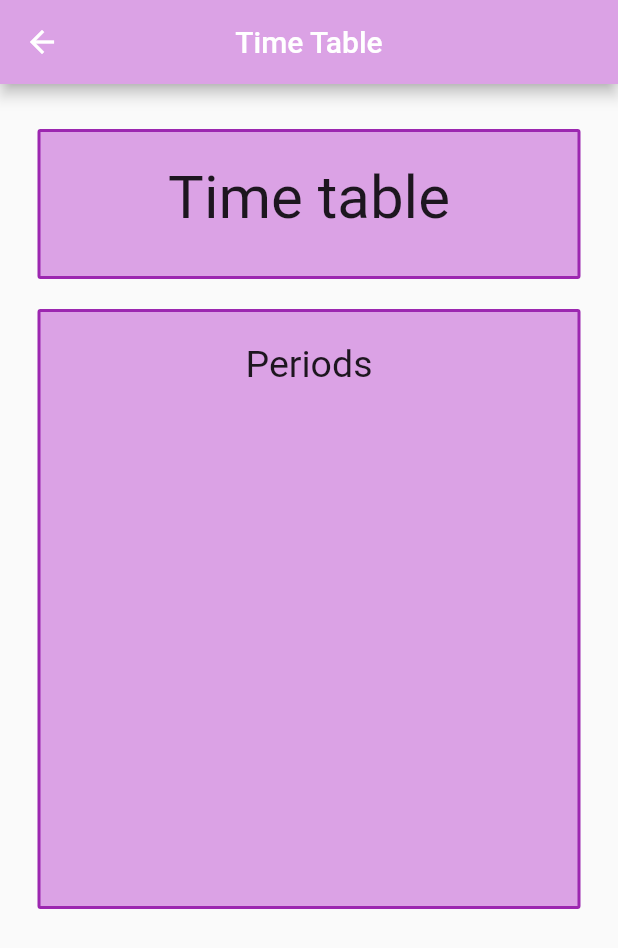
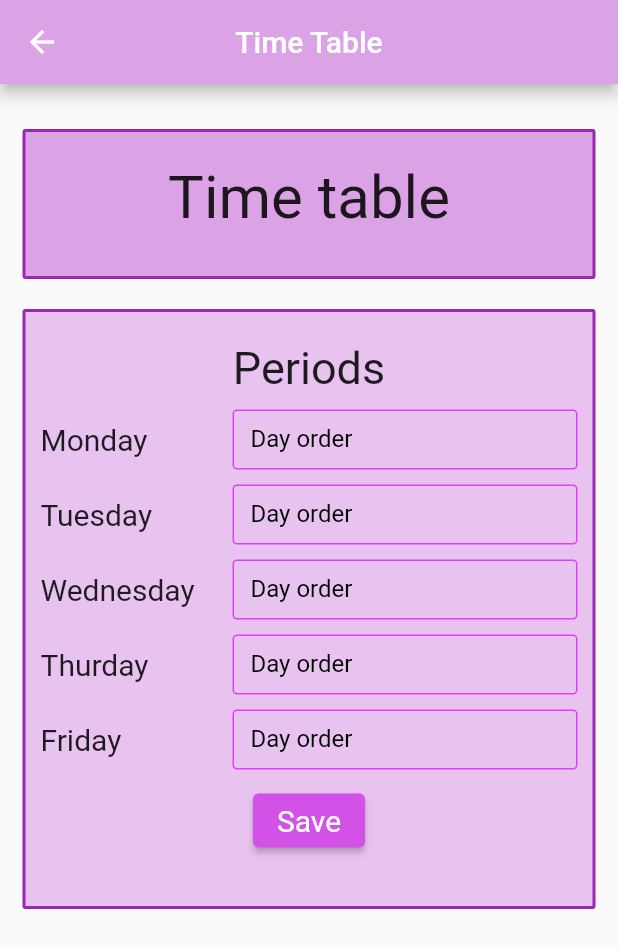
Before and after one commit to cruzmac/studentapp, a Flutter app: the TimeTable screen opened by its route, on a phone screen of 412 x 824 dp. Shown: the top 948 px of the screen. Run offline on Flutter 3.47's test engine with Material 2 defaults, Android fonts, the phone set to English and light mode, and no system bars; our stand-ins replace firebase_auth, firebase_core, google_fonts; accounts and stored records are empty; network calls fail.

Commit message:
third commit
29 08 1 00

```diff
--- a/aug_prj/lib/design/end_drawer.dart
+++ b/aug_prj/lib/design/end_drawer.dart
@@ -29,6 +29,7 @@ Drawer enddrawer(BuildContext context) {
             color: Colors.purple,
           ),
           onTap: () {
+            Navigator.pop(context);
             Navigator.of(context).pushNamed('/home');
           },
         ),
@@ -43,6 +44,7 @@ Drawer enddrawer(BuildContext context) {
             color: Colors.purple,
           ),
           onTap: () {
+            Navigator.pop(context);
             Navigator.of(context).pushNamed('/student');
           },
         ),
@@ -58,6 +60,7 @@ Drawer enddrawer(BuildContext context) {
           ),
           onTap: () async {
             await FirebaseAuth.instance.signOut();
+            Navigator.pop(context);
             Navigator.of(context)
                 .pushNamedAndRemoveUntil('/', (route) => false);
           },
--- a/aug_prj/lib/design/form_design.dart
+++ b/aug_prj/lib/design/form_design.dart
@@ -1,5 +1,4 @@
 import 'package:flutter/material.dart';
-
 
 class FormDesign extends StatelessWidget {
   const FormDesign({Key? key, this.labelText, this.controller})
@@ -9,7 +8,7 @@ class FormDesign extends StatelessWidget {
   @override
   Widget build(BuildContext context) {
     return ConstrainedBox(
-      constraints: const BoxConstraints.tightFor(width:250 ,height: 40),
+      constraints: const BoxConstraints.tightFor(width:230 ,height: 40),
       child: TextFormField(
         controller: controller,
         style:const  TextStyle(color: Colors.black),
--- a/aug_prj/lib/screens/time_table.dart
+++ b/aug_prj/lib/screens/time_table.dart
@@ -1,3 +1,4 @@
+import 'package:aug_prj/design/form_design.dart';
 import 'package:flutter/material.dart';
 
 class TimeTable extends StatefulWidget {
@@ -8,6 +9,21 @@ class TimeTable extends StatefulWidget {
 }
 
 class _TimeTableState extends State<TimeTable> {
+  Row row({String? name}) {
+    return Row(
+      mainAxisAlignment: MainAxisAlignment.spaceBetween,
+      children: [
+        Text(
+          name ?? '',
+          style: const TextStyle(fontSize: 20),
+        ),
+        const FormDesign(
+          labelText: 'Day order',
+        ),
+      ],
+    );
+  }
+
   @override
   Widget build(BuildContext context) {
     return Scaffold(
@@ -16,8 +32,9 @@ class _TimeTableState extends State<TimeTable> {
         backgroundColor: const Color.fromARGB(255, 219, 162, 229),
         centerTitle: true,
       ),
-      body: Padding(
-        padding: const EdgeInsets.symmetric(horizontal: 25, vertical: 30),
+      body: SingleChildScrollView(
+        child: Padding(
+          padding: const EdgeInsets.symmetric(horizontal: 15, vertical: 30),
           child: Column(
             mainAxisAlignment: MainAxisAlignment.start,
             children: [
@@ -43,24 +60,59 @@ class _TimeTableState extends State<TimeTable> {
                 height: 20,
               ),
               Container(
-              alignment: Alignment.topCenter,
                   decoration: BoxDecoration(
-                  color: const Color.fromARGB(255, 219, 162, 229),
+                      color: const Color.fromARGB(255, 233, 195, 240),
                       border: const Border(
                           bottom: BorderSide(width: 2, color: Colors.purple),
                           left: BorderSide(width: 2, color: Colors.purple),
                           right: BorderSide(width: 2, color: Colors.purple),
                           top: BorderSide(width: 2, color: Colors.purple)),
                       borderRadius: BorderRadius.circular(2)),
-              padding: const EdgeInsets.all(20),
                   height: 400,
                   width: 400,
-              child: const Text(
+                  padding:
+                      const EdgeInsets.symmetric(horizontal: 10, vertical: 20),
+                  alignment: Alignment.topCenter,
+                  child: Column(
+                    children: [
+                      const Text(
                         'Periods',
-                style: TextStyle(fontSize: 25),
+                        style: TextStyle(fontSize: 30),
                       ),
+                      const SizedBox(
+                        height: 10,
                       ),
+                      row(name: 'Monday'),
+                      const SizedBox(
+                        height: 10,
+                      ),
+                      row(name: 'Tuesday'),
+                      const SizedBox(
+                        height: 10,
+                      ),
+                      row(name: 'Wednesday'),
+                      const SizedBox(
+                        height: 10,
+                      ),
+                      row(name: 'Thurday'),
+                      const SizedBox(
+                        height: 10,
+                      ),
+                      row(name: 'Friday'),
+                      const SizedBox(
+                        height: 10,
+                      ),
+                      ElevatedButton(
+                        onPressed: () {},
+                        child: const Text('Save'),
+                        style: ElevatedButton.styleFrom(
+                            primary: const Color.fromARGB(255, 210, 82, 232),
+                            textStyle: const TextStyle(
+                                fontSize: 20, fontWeight: FontWeight.w400))),
                     ],
+                  )),
+            ],
+          ),
         ),
       ),
     );
--- a/aug_prj/pubspec.yaml
+++ b/aug_prj/pubspec.yaml
@@ -34,6 +34,7 @@ dependencies:
   # The following adds the Cupertino Icons font to your application.
   # Use with the CupertinoIcons class for iOS style icons.
   cupertino_icons: ^1.0.2
+  google_fonts: ^3.0.1
   firebase_auth: ^3.3.20
   firebase_core: ^1.18.0
 
```
Also changed, not shown: aug_prj/lib/main.dart (+7 -2 lines), aug_prj/lib/screens/signup.dart (+12 -10 lines), aug_prj/lib/screens/student.dart (+7 -13 lines), aug_prj/pubspec.lock. Lines whose indentation alone changed are shown as unchanged.
